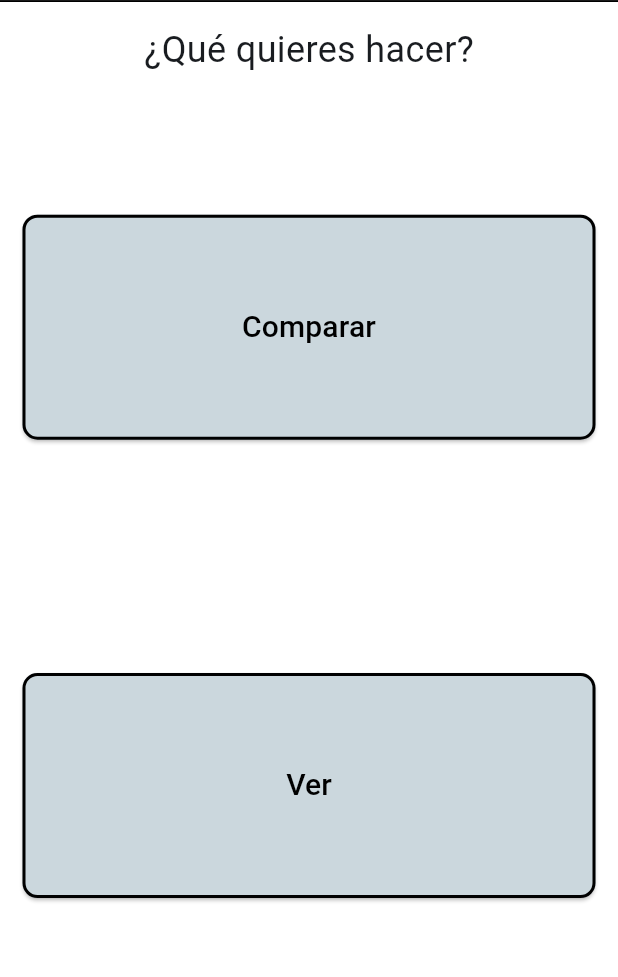
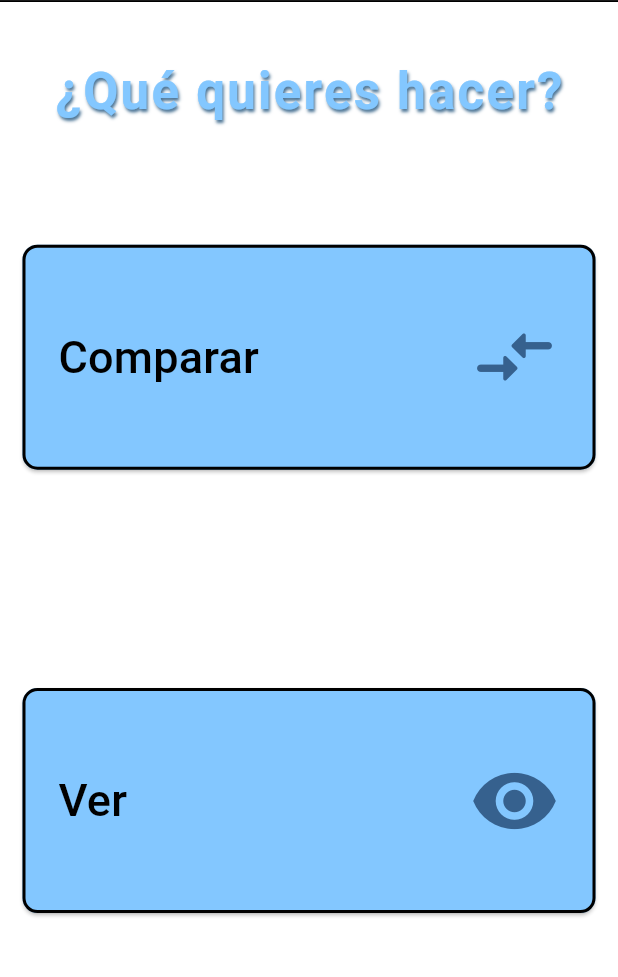
Before and after one commit to Vel935/cpuinfo-aplicaci-n, a Flutter app: the HomePage screen opened by its route, on a phone screen of 412 x 824 dp, the part 82-1059 px from its top. Run offline on Flutter 3.47's test engine with Material 3 defaults, Android fonts, the phone set to English and light mode, and no system bars; our stand-ins replace adaptive_theme, cloud_firestore, firebase_auth, firebase_core, google_sign_in; accounts and stored records are empty.

Commit message:
Mejoras en el home

```diff
--- a/lib/pages/homePage/homePage.dart
+++ b/lib/pages/homePage/homePage.dart
@@ -49,11 +49,26 @@ class _HomePageState extends State<HomePage> {
             mainAxisAlignment: MainAxisAlignment.start,
             crossAxisAlignment: CrossAxisAlignment.center,
             children: [
-              const Text(
-                '¿Qué quieres hacer?',
-                style: TextStyle(fontSize: 24.0),
+              Padding(
+                padding: const EdgeInsets.only(top: 20.0),
+                child: Text('¿Qué quieres hacer?',
+                    style: TextStyle(
+                        fontSize: 34.0,
+                        fontWeight: FontWeight.bold,
+                        color: Color.fromARGB(255, 131, 199, 255),
+                        fontFamily: 'Roboto',
+                        letterSpacing: 1.5,
+                        shadows: [
+                          Shadow(
+                            color: isDarkMode
+                                ? Colors.black
+                                : Color.fromARGB(255, 75, 116, 149),
+                            offset: const Offset(1, 2),
+                            blurRadius: 2,
+                          )
+                        ])),
               ),
-              const SizedBox(height: 20),
+              const SizedBox(height: 10),
               Expanded(
                 child: Column(
                   mainAxisAlignment: MainAxisAlignment.spaceEvenly,
@@ -70,9 +85,15 @@ class _HomePageState extends State<HomePage> {
                               ).updateActualPage("");
                               Navigator.pushNamed(context, "comparatormenu");
                             },
-                            child: Text(
+                            child: Row(
+                              mainAxisAlignment: MainAxisAlignment.spaceBetween,
+                              children: [
+                                Text(
                                   'Comparar',
                                   style: homeTextButtonStyle(isDarkMode),
+                                ),
+                                Icon(Icons.compare_arrows_rounded, size: 60.0),
+                              ],
                             ),
                           ),
                         ),
@@ -93,9 +114,18 @@ class _HomePageState extends State<HomePage> {
                                   .updateActualPage("");
                               Navigator.pushNamed(context, 'viewAllProcessors');
                             },
-                            child: Text(
+                            child: Row(
+                              mainAxisAlignment: MainAxisAlignment.spaceBetween,
+                              children: [
+                                Text(
                                   'Ver',
                                   style: homeTextButtonStyle(isDarkMode),
+                                ),
+                                Icon(
+                                  Icons.remove_red_eye_rounded,
+                                  size: 60.0,
+                                ),
+                              ],
                             ),
                           ),
                         ),
@@ -111,9 +141,19 @@ class _HomePageState extends State<HomePage> {
                               onPressed: () {
                                 Navigator.pushNamed(context, "cpuCrudPage");
                               },
-                              child: Text(
+                              child: Row(
+                                mainAxisAlignment:
+                                    MainAxisAlignment.spaceBetween,
+                                children: [
+                                  Text(
                                     'Modificar CPU',
                                     style: homeTextButtonStyle(isDarkMode),
+                                  ),
+                                  Icon(
+                                    Icons.edit,
+                                    size: 60.0,
+                                  ),
+                                ],
                               ),
                             ),
                           ),
@@ -130,14 +170,14 @@ class _HomePageState extends State<HomePage> {
   }
 
   TextStyle homeTextButtonStyle(bool isDarkMode) => TextStyle(
-      color: isDarkMode ? Colors.white : Colors.black, fontSize: 20.0);
+      color: isDarkMode ? Colors.white : Colors.black, fontSize: 30.0);
 
   ButtonStyle homeButtonStyle(bool isDarkMode) {
     return ButtonStyle(
       minimumSize:
           MaterialStateProperty.all<Size>(const Size(double.infinity, 150)),
       backgroundColor: MaterialStateProperty.all<Color>(
-          isDarkMode ? Color(0xFF444444) : Color(0xFFCBD7DD)),
+          isDarkMode ? Color(0xFF444444) : Color.fromARGB(255, 131, 199, 255)),
       shape: MaterialStateProperty.all<RoundedRectangleBorder>(
         RoundedRectangleBorder(
           borderRadius: BorderRadius.circular(10.0),
```
Lines whose indentation alone changed are shown as unchanged.
